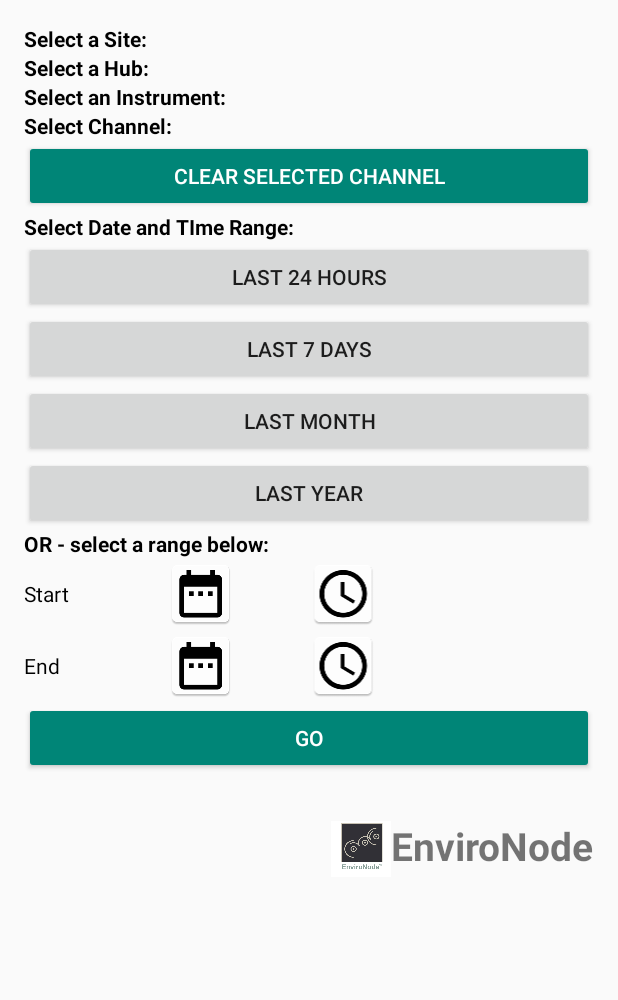
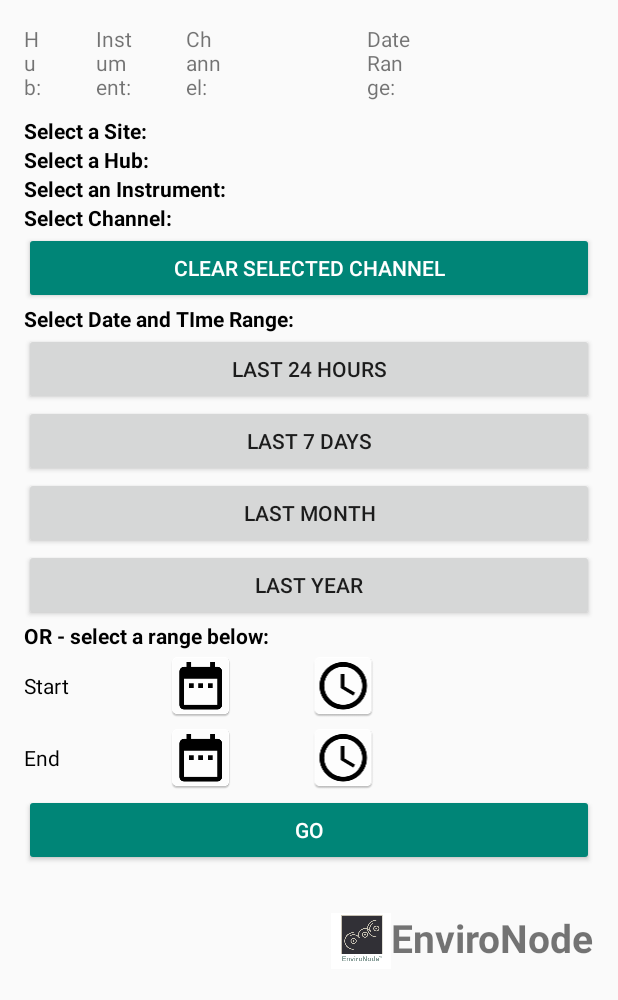
Before and after one commit to mdevsyd/EnviroNodeViewer, an Android app: the SearchActivity screen opened directly, with no data from a screen before it, on a phone screen of 412 x 824 dp. Shown: the top 1000 px of the screen. Run offline under Robolectric (Android 15) with nearby library versions, the phone set to English and light mode, and no system bars.

Commit message:
Add ability to view current search item selections within scrollview

```diff
--- a/app/src/main/java/com/dosecdesign/environodeviewer/Activities/SearchActivity.java
+++ b/app/src/main/java/com/dosecdesign/environodeviewer/Activities/SearchActivity.java
@@ -23,7 +23,6 @@ import android.widget.TimePicker;
 import android.widget.Toast;
 
 import com.dosecdesign.environodeviewer.Adapters.SiteAdapter;
-import com.dosecdesign.environodeviewer.Model.JsonModel;
 import com.dosecdesign.environodeviewer.R;
 import com.dosecdesign.environodeviewer.Utitilies.Constants;
 import com.dosecdesign.environodeviewer.Utitilies.DeviceMemoryUtils;
@@ -60,7 +59,6 @@ public class SearchActivity extends AppCompatActivity implements View.OnClickLis
     private ListView mInstrumentsLv;
     private ListView mChannelsLv;
     private SiteAdapter mSiteAdapter;
-    private JsonModel mJsonModel;
     private HttpUtils mHttpUtil;
     private ProgressDialog mDialog;
     private Button mGoBtn;
@@ -77,6 +75,7 @@ public class SearchActivity extends AppCompatActivity implements View.OnClickLis
 
     private TextView mStartRes;
     private TextView mEndRes;
+    private TextView mHubNameTv, mInstNameTv, mChNameTv, mDateTimeTv;
 
     private int mDay, mMonth, mYear, mHour, mMin;
 
@@ -141,6 +140,10 @@ public class SearchActivity extends AppCompatActivity implements View.OnClickLis
         mEndTimeBtn = (ImageView) findViewById(R.id.endTimeBtn);
         mStartRes = (TextView)findViewById(R.id.startResult);
         mEndRes  = (TextView)findViewById(R.id.endResult);
+        mHubNameTv = (TextView)findViewById(R.id.hubNameTv);
+        mInstNameTv = (TextView) findViewById(R.id.instrumentNameTv);
+        mChNameTv = (TextView) findViewById(R.id.chNameTv);
+        mDateTimeTv = (TextView) findViewById(R.id.dateTimeTv);
 
         mResponse = "";
 
@@ -274,7 +277,6 @@ public class SearchActivity extends AppCompatActivity implements View.OnClickLis
                             dayString = "0" + String.valueOf(dayOfMonth);
                         }
                         mStartDate = year + "-" + monthString + "-" + dayString;
-                        Log.d(Constants.DEBUG_TAG, "selected start date set to: " + mStartDate);
                         setDateResult();
                     }
                 }
@@ -338,7 +340,6 @@ public class SearchActivity extends AppCompatActivity implements View.OnClickLis
                             dayString = "0" + String.valueOf(dayOfMonth);
                         }
                         mEndDate = year + "-" + monthString + "-" + dayString;
-                        Log.d(Constants.DEBUG_TAG, "selected end date set to: " + mEndDate);
                         setDateResult();
 
                     }
@@ -424,9 +425,9 @@ public class SearchActivity extends AppCompatActivity implements View.OnClickLis
                                 URL url = new URL(apiQuery);
                                 mUrl = url;
                                 mDataRequestFlag = true;
+
+                                Log.d(Constants.DEBUG_TAG, "Hub is: "+mSelectedHub+", Device is: "+mSelectedInstrument+", channel is: "+mSelectedChannels.get(0)+",\n start date/time is: "+startDateTime+", end date/time is: "+endDateTime);
                                 new RetrieveJsonDataTask().execute(url);
-
-                                Log.d(Constants.DEBUG_TAG, "Complete URL is : " + apiQuery);
                                 if(mHttpError){
                                     new RetrieveJsonDataTask().execute(mUrl);
                                 }
@@ -455,30 +456,35 @@ public class SearchActivity extends AppCompatActivity implements View.OnClickLis
                 break;
             case R.id.clearChBtn:
                 mSelectedChannels.clear();
+                mChNameTv.setText("");
                 break;
             case R.id.last24Btn:
                 // Subtract one day from today
                 newDate = mTimeUtils.addOrSubDays(-1, Calendar.getInstance().getTime());
                 mStartDateStamp = mTimeUtils.formatDate(newDate);
                 mEndDateStamp = mTimeUtils.getFormattedCurrentDateTime();
+                mDateTimeTv.setText(mStartDateStamp+" to "+mEndDateStamp);
                 break;
             case R.id.last7DaysBtn:
                 // Subtract 7 days from today
                 newDate = mTimeUtils.addOrSubDays(-7, Calendar.getInstance().getTime());
                 mStartDateStamp = mTimeUtils.formatDate(newDate);
                 mEndDateStamp = mTimeUtils.getFormattedCurrentDateTime();
+                mDateTimeTv.setText(mStartDateStamp+" to "+mEndDateStamp);
                 break;
             case R.id.lastMonthBtn:
                 // Subtract 1 month from today
                 newDate = mTimeUtils.addOrSubMonths(-1, Calendar.getInstance().getTime());
                 mStartDateStamp = mTimeUtils.formatDate(newDate);
                 mEndDateStamp = mTimeUtils.getFormattedCurrentDateTime();
+                mDateTimeTv.setText(mStartDateStamp+" to "+mEndDateStamp);
                 break;
             case R.id.last365DaysBtn:
                 // Subtract 1 year from today
                 newDate = mTimeUtils.addOrSubYears(-1, Calendar.getInstance().getTime());
                 mStartDateStamp = mTimeUtils.formatDate(newDate);
                 mEndDateStamp = mTimeUtils.getFormattedCurrentDateTime();
+                mDateTimeTv.setText(mStartDateStamp+" to "+mEndDateStamp);
                 break;
 
 
@@ -491,6 +497,7 @@ public class SearchActivity extends AppCompatActivity implements View.OnClickLis
         @Override
         protected void onPreExecute() {
             super.onPreExecute();
+
 
             mHttpError =false;
 
@@ -511,8 +518,8 @@ public class SearchActivity extends AppCompatActivity implements View.OnClickLis
         protected String doInBackground(URL... params) {
 
 
+
             URL url = params[0];
-            Log.d(Constants.DEBUG_TAG, "RetrieveJsonTask url :" + url);
 
             try {
 
@@ -577,7 +584,6 @@ public class SearchActivity extends AppCompatActivity implements View.OnClickLis
                             // create JSON object (result is returned from server query)
                             JSONObject jObject = new JSONObject(result);
                             JSONArray dataArray  = jObject.getJSONArray("data");
-                            Log.d(Constants.DEBUG_TAG, "dataArray length: "+dataArray.length());
                             String[] dateList = new String[dataArray.length()];
 
                             for (int i=0;i<dataArray.length();i++){
@@ -688,6 +694,7 @@ public class SearchActivity extends AppCompatActivity implements View.OnClickLis
                 mSitesLv.setOnItemClickListener(new AdapterView.OnItemClickListener() {
                     @Override
                     public void onItemClick(AdapterView<?> parent, View view, int position, long id) {
+
                         mSelectedSite = String.valueOf(parent.getItemAtPosition(position));
                         new GetHubDataTask().execute(mResponse, (String.valueOf(position)));
                     }
@@ -763,6 +770,7 @@ public class SearchActivity extends AppCompatActivity implements View.OnClickLis
                     @Override
                     public void onItemClick(AdapterView<?> parent, View view, int position, long id) {
                         mSelectedHub = String.valueOf(parent.getItemAtPosition(position));
+                        mHubNameTv.setText(mSelectedHub);
                         new GetInstrumentDataTask().execute(mSelectedHub);
                     }
                 });
@@ -832,6 +840,7 @@ public class SearchActivity extends AppCompatActivity implements View.OnClickLis
                     @Override
                     public void onItemClick(AdapterView<?> parent, View view, int position, long id) {
                         mSelectedInstrument = String.valueOf(parent.getItemAtPosition(position));
+                        mInstNameTv.setText(mSelectedInstrument);
                         try {
                             URL instrumentUrl = new URL(mHttpUtil.concatUrlPath(mSelectedInstrument));
                             mQuery = instrumentUrl.toString();
@@ -909,8 +918,9 @@ public class SearchActivity extends AppCompatActivity implements View.OnClickLis
                     public void onItemClick(AdapterView<?> parent, View view, int position, long id) {
 
                         String channel = String.valueOf(parent.getItemAtPosition(position));
+                        mChNameTv.setText(channel);
+                        mSelectedChannels.clear();
                         mSelectedChannels.add(channel);
-                        Log.d(Constants.DEBUG_TAG, "Selected channel (no formatting) :" + channel);
                     }
                 });
 
@@ -928,6 +938,7 @@ public class SearchActivity extends AppCompatActivity implements View.OnClickLis
         super.onBackPressed();
         // Clear the previously selected channel array when user presses back key
         mSelectedChannels.clear();
+        mChNameTv.setText("");
     }
 
     public static void setListViewHeight(ListView listView) {
@@ -955,8 +966,9 @@ public class SearchActivity extends AppCompatActivity implements View.OnClickLis
         if(mActionReg[1] && mActionReg[2] && mActionReg[3] && mActionReg[4]){
             String startDateTime = mStartDate + " " + mStartTime;
             String endDateTime = mEndDate + " " + mEndTime;
-            mStartRes.setText(startDateTime);
-            mEndRes.setText(endDateTime);
+            /*mStartRes.setText(startDateTime);
+            mEndRes.setText(endDateTime);*/
+            mDateTimeTv.setText(startDateTime+" to "+endDateTime);
         }
 
     }
--- a/app/src/main/java/com/dosecdesign/environodeviewer/Utitilies/TimeUtils.java
+++ b/app/src/main/java/com/dosecdesign/environodeviewer/Utitilies/TimeUtils.java
@@ -74,7 +74,6 @@ public class TimeUtils {
             Date end = sdf.parse(endDateTime);
 
             if(start.before(end)){
-                Log.d(Constants.DEBUG_TAG,"date range valid");
                 return true;
             }
             else {
--- a/app/src/main/res/layout/activity_search.xml
+++ b/app/src/main/res/layout/activity_search.xml
@@ -16,6 +16,65 @@
             android:layout_width="match_parent"
             android:layout_height="match_parent"
             android:orientation="vertical">
+            <LinearLayout
+                android:layout_width="match_parent"
+                android:layout_height="wrap_content"
+                android:orientation="horizontal">
+
+                <TextView
+                    android:layout_width="0dp"
+                    android:layout_weight=".5"
+                    android:layout_height="wrap_content"
+                    android:text="Hub: "/>
+                <TextView
+                    android:layout_width="0dp"
+                    android:layout_weight="1.5"
+                    android:layout_height="wrap_content"
+                    android:textStyle="italic"
+                    android:textColor="@color/colorPrimaryDark"
+                    android:id="@+id/hubNameTv"/>
+                <TextView
+                    android:layout_width="0dp"
+                    android:layout_weight="1"
+                    android:layout_height="wrap_content"
+                    android:text="Instument: "/>
+                <TextView
+                    android:layout_width="0dp"
+                    android:layout_weight="1.5"
+                    android:layout_height="wrap_content"
+                    android:textStyle="italic"
+                    android:textColor="@color/colorPrimaryDark"
+                    android:id="@+id/instrumentNameTv"/>
+                <TextView
+                    android:layout_width="0dp"
+                    android:layout_weight="1"
+                    android:layout_height="wrap_content"
+                    android:text="Channel: "/>
+                <TextView
+                    android:layout_width="0dp"
+                    android:layout_weight="4"
+                    android:textStyle="italic"
+                    android:textColor="@color/colorPrimaryDark"
+                    android:layout_height="wrap_content"
+                    android:id="@+id/chNameTv"/>
+                <TextView
+                    android:layout_width="0dp"
+                    android:layout_weight="1.2"
+                    android:layout_height="wrap_content"
+                    android:text="Date Range: "/>
+                <TextView
+                    android:layout_width="0dp"
+                    android:textStyle="italic"
+                    android:textColor="@color/colorPrimaryDark"
+                    android:layout_weight="5"
+                    android:layout_height="wrap_content"
+                    android:id="@+id/dateTimeTv"/>
+
+            </LinearLayout>
+
+            <android.support.v4.widget.Space
+                android:layout_width="0dp"
+                android:layout_height="10dp" />
 
             <TextView
                 android:layout_width="match_parent"
--- a/app/src/main/res/values/strings.xml
+++ b/app/src/main/res/values/strings.xml
@@ -90,6 +90,7 @@
     <string name="aml_connected">Your Device is Connected</string>
     <string name="aml_connecting">Your Device is Connecting</string>
     <string name="aml_not_connected">No Device is Connected</string>
+    <string name="re_connected">Your device was re-connected</string>
 
 
 </resources>
```
